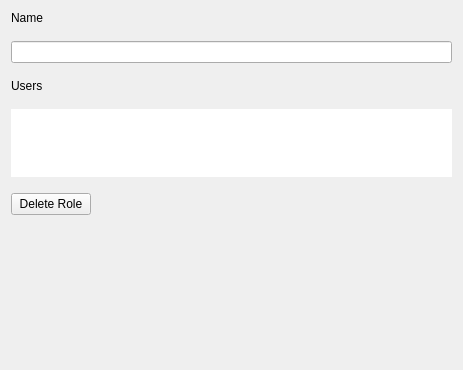
Qt form client/libclient/src/ui/widgets/properties/user_group_settings_widget.ui (networkoptix/nx_open) before a commit.
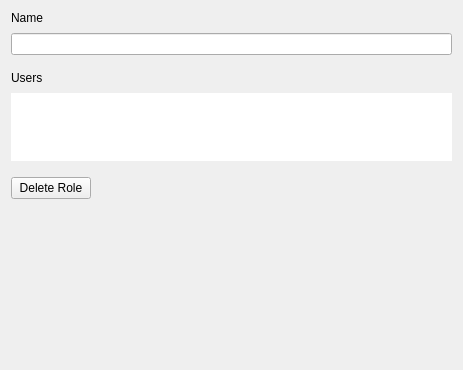
The same form after that commit. Custom widgets are drawn as their Qt base class.

The edit to the form file:
```diff
--- a/client/libclient/src/ui/widgets/properties/user_group_settings_widget.ui
+++ b/client/libclient/src/ui/widgets/properties/user_group_settings_widget.ui
@@ -19,6 +19,9 @@
    </property>
    <item>
     <layout class="QVBoxLayout" name="verticalLayout">
+     <property name="spacing">
+      <number>8</number>
+     </property>
      <item>
       <widget class="QLabel" name="nameLabel">
        <property name="text">
@@ -33,6 +36,9 @@
    </item>
    <item>
     <layout class="QVBoxLayout" name="verticalLayout_2">
+     <property name="spacing">
+      <number>8</number>
+     </property>
      <item>
       <widget class="QLabel" name="usersLabel">
        <property name="text">
```
